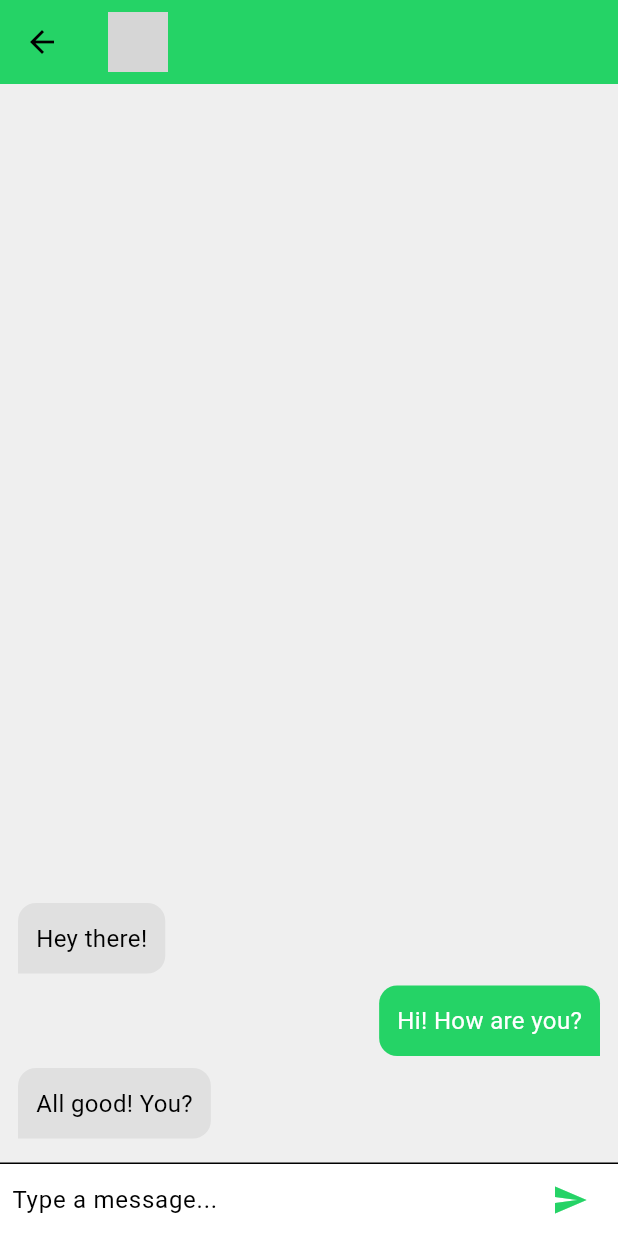
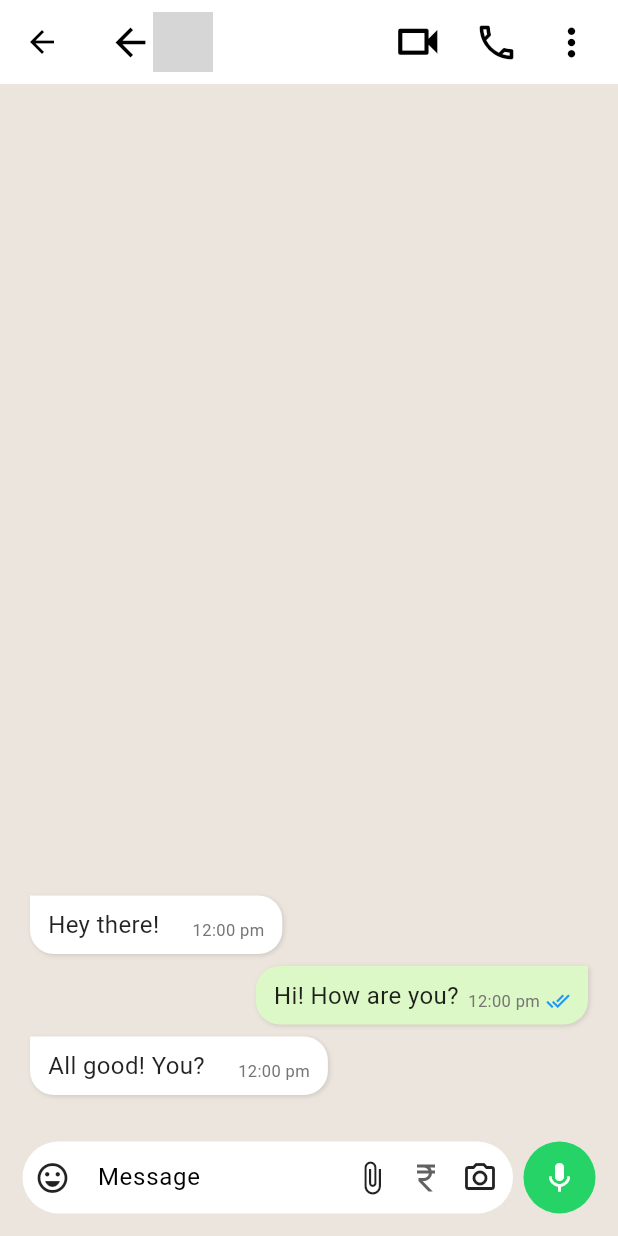
Before and after one commit to RohanSunar15/whatsapp_clone, a Flutter app: the ChatScreen screen opened directly with empty values, on a phone screen of 412 x 824 dp. Run offline on Flutter 3.47's test engine with Material 3 defaults, Android fonts, the phone set to English and light mode, and no system bars; our stand-ins replace bloc, firebase_auth, firebase_core, flutter_bloc, flutter_dotenv, font_awesome_flutter and 1 more; accounts and stored records are empty; network calls fail; grey boxes are pictures that could not be loaded.

Commit message:
Completed Ui of the ChatPage

```diff
--- a/lib/features/chat/presentation/chat_page.dart
+++ b/lib/features/chat/presentation/chat_page.dart
@@ -1,5 +1,6 @@
 import 'package:flutter/material.dart';
 import 'package:whatsapp_clone/core/theme/app_color.dart';
+import 'package:whatsapp_clone/features/chat/widgets/message_bubble.dart';
 
 class ChatScreen extends StatefulWidget {
   final String userName;
@@ -18,32 +19,31 @@ class ChatScreen extends StatefulWidget {
 class _ChatMessageScreenState extends State<ChatScreen> {
   final List<Map<String, dynamic>> _messages = [
     {"text": "Hey there!", "isMe": false},
-    {"text": "Hi! How are you?", "isMe": true},
+    {"text": "Hi! How are you? ", "isMe": true},
     {"text": "All good! You?", "isMe": false},
   ];
 
-  final TextEditingController _controller = TextEditingController();
-
-  void _sendMessage() {
-    if (_controller.text.trim().isNotEmpty) {
-      setState(() {
-        _messages.add({"text": _controller.text.trim(), "isMe": true});
-      });
-      _controller.clear();
-    }
-  }
+  TextEditingController messageController = TextEditingController();
+  bool isTyping = false;
 
   @override
   Widget build(BuildContext context) {
     return Scaffold(
-      backgroundColor: AppColor.lightModeBackgroundColor,
+      backgroundColor: AppColor.cream,
       appBar: AppBar(
-        backgroundColor: AppColor.lightGreen,
+        backgroundColor: AppColor.white,
         title: Row(
           children: [
+            Icon(Icons.arrow_back, color: AppColor.black, size: 30),
             CircleAvatar(backgroundImage: NetworkImage(widget.userImage)),
             const SizedBox(width: 10),
-            Text(widget.userName, style: TextStyle(fontSize: 15)),
+            Text(widget.userName, style: TextStyle(fontSize: 17)),
+            Spacer(),
+            Icon(Icons.videocam_outlined, size: 35),
+            SizedBox(width: 20),
+            Icon(Icons.phone_outlined, size: 30),
+            SizedBox(width: 20),
+            Icon(Icons.more_vert, size: 30),
           ],
         ),
       ),
@@ -58,66 +58,72 @@ class _ChatMessageScreenState extends State<ChatScreen> {
                 final msg = _messages[_messages.length - 1 - index];
                 final isMe = msg["isMe"] as bool;
 
-                return Align(
-                  alignment:
-                      isMe ? Alignment.centerRight : Alignment.centerLeft,
-                  child: Container(
-                    margin: const EdgeInsets.symmetric(vertical: 4),
-                    padding: const EdgeInsets.all(12),
-                    constraints: BoxConstraints(
-                      maxWidth: MediaQuery.of(context).size.width * 0.75,
-                    ),
-                    decoration: BoxDecoration(
-                      color: isMe ? AppColor.lightGreen : Colors.grey.shade300,
-                      borderRadius: BorderRadius.only(
-                        topLeft: const Radius.circular(12),
-                        topRight: const Radius.circular(12),
-                        bottomLeft:
-                            isMe
-                                ? const Radius.circular(12)
-                                : const Radius.circular(0),
-                        bottomRight:
-                            isMe
-                                ? const Radius.circular(0)
-                                : const Radius.circular(12),
-                      ),
-                    ),
-                    child: Text(
-                      msg["text"],
-                      style: TextStyle(
-                        color: isMe ? Colors.white : Colors.black,
-                        fontSize: 16,
-                      ),
-                    ),
-                  ),
+                return MessageBubble(
+                  message: msg["text"],
+                  time: "12:00 pm",
+                  isMe: isMe,
+                  isSeen: isMe,
                 );
               },
             ),
           ),
-          const Divider(height: 1),
-          Container(
-            padding: const EdgeInsets.symmetric(horizontal: 8),
-            color: Colors.white,
+        ],
+      ),
+      bottomNavigationBar: Padding(
+        padding: const EdgeInsets.all(15.0),
         child: Row(
           children: [
             Expanded(
+              child: Container(
+                decoration: BoxDecoration(
+                  color: AppColor.white,
+                  borderRadius: BorderRadius.circular(30),
+                ),
+                child: Row(
+                  children: [
+                    Padding(
+                      padding: const EdgeInsets.all(8.0),
+                      child: Icon(Icons.emoji_emotions_outlined),
+                    ),
+                    Expanded(
                       child: TextField(
-                    controller: _controller,
-                    decoration: const InputDecoration(
-                      hintText: "Type a message...",
+                        controller: messageController,
+                        cursorColor: AppColor.lightGreen,
+                        decoration: InputDecoration(
+                          contentPadding: EdgeInsets.all(10),
+                          hintText: "Message",
                           border: InputBorder.none,
                         ),
                       ),
                     ),
+
+                    Icon(Icons.attach_file_outlined),
                     IconButton(
-                  icon: Icon(Icons.send, color: AppColor.lightGreen),
-                  onPressed: _sendMessage,
+                      icon: const Icon(Icons.currency_rupee),
+                      color: Colors.grey[700],
+                      onPressed: () {},
+                    ),
+                    Icon(Icons.camera_alt_outlined),
+
+                    SizedBox(width: 10),
+                  ],
+                ),
+              ),
+            ),
+            SizedBox(width: 7),
+            Container(
+              decoration: BoxDecoration(
+                borderRadius: BorderRadius.all(Radius.circular(30)),
+                color: AppColor.lightGreen,
+              ),
+              child: IconButton(
+                icon: Icon(Icons.mic, color: AppColor.white),
+                onPressed: () {},
+              ),
             ),
           ],
         ),
       ),
-        ],
-      ),
     );
   }
 }
```
Lines whose indentation alone changed are shown as unchanged.
